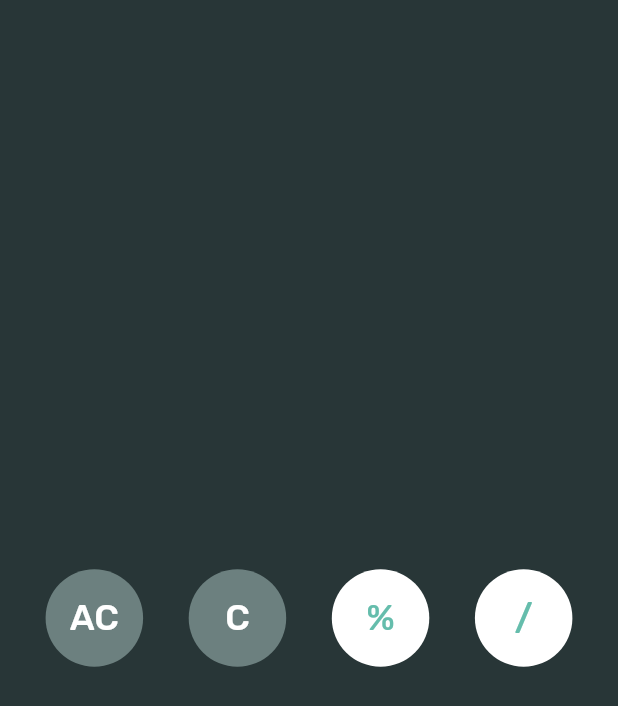
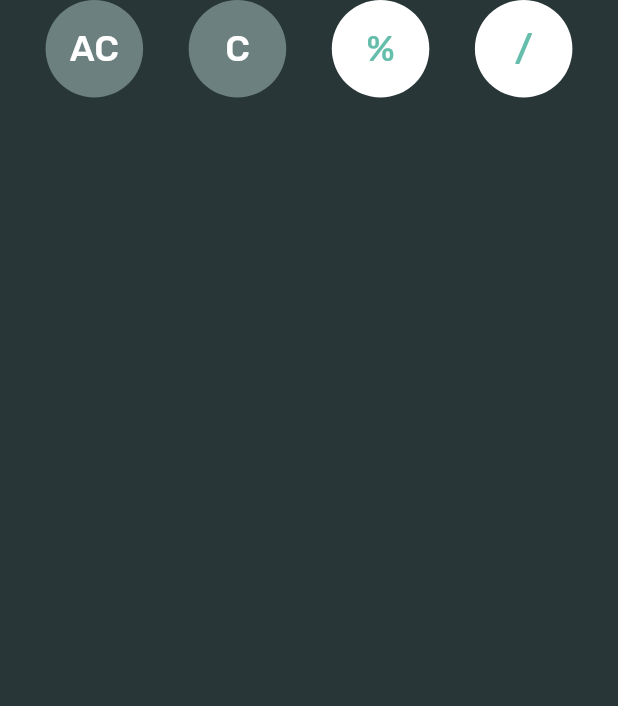
Before and after one commit to octoi/flutter-calculator, a Flutter app: the screen it shows after launch, on a phone screen of 412 x 824 dp. Shown: the top 706 px of the screen. Run offline on Flutter 3.47's test engine with Material 2 defaults, Android fonts, the phone set to English and light mode, and no system bars; our stand-ins replace google_fonts.

Commit message:
wrapped stuffs in column

```diff
--- a/lib/main.dart
+++ b/lib/main.dart
@@ -15,8 +15,9 @@ class CalculatorApp extends StatelessWidget {
       ),
       home: Scaffold(
         backgroundColor: Color(0xFF283637),
-        body: Center(
-          child: Row(
+        body: Column(
+          children: [
+            Row(
               mainAxisAlignment: MainAxisAlignment.spaceEvenly,
               children: [
                 CalcButton(
@@ -38,7 +39,8 @@ class CalculatorApp extends StatelessWidget {
                   textColor: Color(0xFF65BDAC),
                 ),
               ],
-          ),
+            )
+          ],
         ),
       ),
     );
```
Lines whose indentation alone changed are shown as unchanged.
